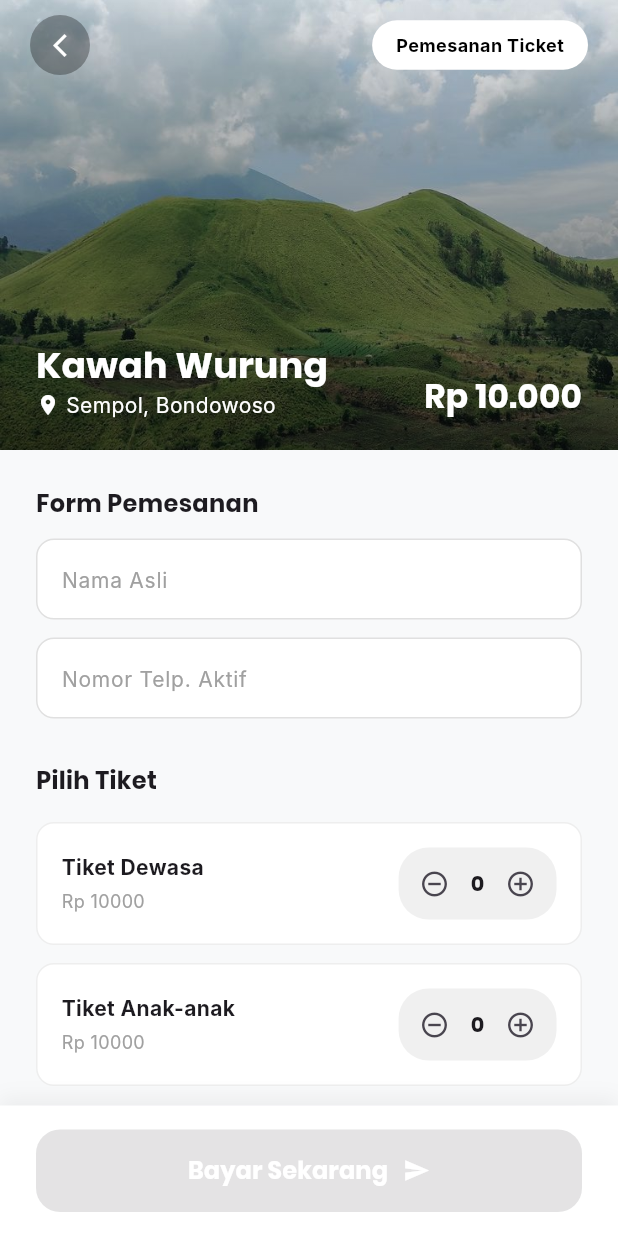
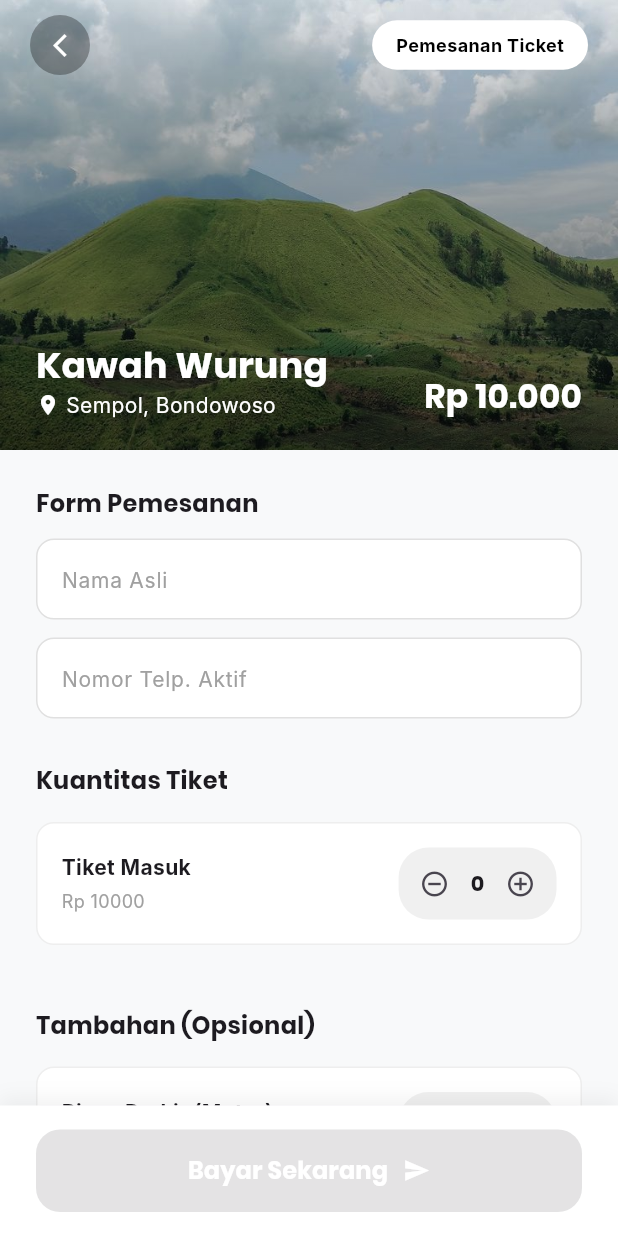
Before and after one commit to milazaey/NAVENTURE, a Flutter app: the BookingPage screen opened directly with sample values from the repository, on a phone screen of 412 x 824 dp. Run offline on Flutter 3.47's test engine with Material 3 defaults, Android fonts, the phone set to English and light mode, and no system bars; Roboto replaces fonts that are missing (Inter).

Commit message:
revisian pt1

```diff
--- a/lib/models/ticket_model.dart
+++ b/lib/models/ticket_model.dart
@@ -2,8 +2,7 @@ class Ticket {
   final String id;
   final String title;
   final String location;
-  final int adultCount;
-  final int childCount;
+  final int adultCount; // Sekarang ini merepresentasikan total tiket utama
   final int motorCount;
   final int carCount;
   final int guideCount;
@@ -14,7 +13,7 @@ class Ticket {
     required this.title,
     required this.location,
     required this.adultCount,
-    required this.childCount,
+    // childCount udah dihapus dari sini
     required this.motorCount,
     required this.carCount,
     required this.guideCount,
--- a/lib/pages/main/booking_page.dart
+++ b/lib/pages/main/booking_page.dart
@@ -14,17 +14,15 @@ class BookingPage extends StatefulWidget {
 
 class _BookingPageState extends State<BookingPage> {
   // Logic perhitungan
-  int adultCount = 0;
-  int childCount = 0;
+  int adultCount = 0; // Sekarang ini merepresentasikan total tiket masuk utama
   int motorCount = 0;
   int carCount = 0;
   int guideCount = 0;
 
-  // 2. Deklarasi variabel harga (nanti diisi di initState)
+  // Deklarasi variabel harga
   late int adultPrice;
-  late int childPrice;
 
-  // Harga tambahan biasanya tetap, tapi bisa lo sesuaikan
+  // Harga tambahan
   int motorPrice = 5000;
   int carPrice = 10000;
   int guidePrice = 100000;
@@ -32,10 +30,8 @@ class _BookingPageState extends State<BookingPage> {
   @override
   void initState() {
     super.initState();
-    // Kita hapus titiknya dulu (kalo ada) baru diubah ke angka.
-    // Kalo tulisannya "Gratis", tryParse bakal gagal dan otomatis kasih angka 0.
+    // Hapus titiknya dulu (kalo ada) baru diubah ke angka.
     adultPrice = int.tryParse(widget.wisata.price.replaceAll('.', '')) ?? 0;
-    childPrice = adultPrice; // Samain harganya atau kasih logika diskon di sini
   }
 
   // State buat milih metode pembayaran
@@ -43,7 +39,6 @@ class _BookingPageState extends State<BookingPage> {
 
   int get totalHarga {
     return (adultCount * adultPrice) +
-        (childCount * childPrice) +
         (motorCount * motorPrice) +
         (carCount * carPrice) +
         (guideCount * guidePrice);
@@ -52,9 +47,7 @@ class _BookingPageState extends State<BookingPage> {
   @override
   Widget build(BuildContext context) {
     return Scaffold(
-      backgroundColor: const Color(
-        0xFFF8F9FA,
-      ), // Biar background agak abu kayak di desain
+      backgroundColor: const Color(0xFFF8F9FA),
       body: Stack(
         children: [
           // --- KONTEN UTAMA ---
@@ -126,7 +119,6 @@ class _BookingPageState extends State<BookingPage> {
                               ),
                             ],
                           ),
-                          // Pakai adultPrice (int) buat pengecekan, bukan widget.wisata.price (String)
                           Text(
                             adultPrice == 0
                                 ? 'Gratis'
@@ -163,9 +155,9 @@ class _BookingPageState extends State<BookingPage> {
 
                       const SizedBox(height: 30),
 
-                      // 3. Pilih Tiket
+                      // 3. Pilih Tiket (Sisa 1 doang sekarang)
                       Text(
-                        'Pilih Tiket',
+                        'Kuantitas Tiket',
                         style: poppinsText.copyWith(
                           fontWeight: FontWeight.bold,
                           fontSize: 16,
@@ -173,20 +165,10 @@ class _BookingPageState extends State<BookingPage> {
                       ),
                       const SizedBox(height: 16),
                       _buildCounterItem(
-                        'Tiket Dewasa',
-                        adultPrice == 0
-                            ? 'Gratis'
-                            : 'Rp $adultPrice', // GANTI DI SINI
+                        'Tiket Masuk', // Namanya diganti biar general
+                        adultPrice == 0 ? 'Gratis' : 'Rp $adultPrice',
                         adultCount,
                         (val) => setState(() => adultCount = val),
-                      ),
-                      _buildCounterItem(
-                        'Tiket Anak-anak',
-                        childPrice == 0
-                            ? 'Gratis'
-                            : 'Rp $childPrice', // GANTI DI SINI
-                        childCount,
-                        (val) => setState(() => childCount = val),
                       ),
                       const SizedBox(height: 30),
 
@@ -220,7 +202,7 @@ class _BookingPageState extends State<BookingPage> {
 
                       const SizedBox(height: 30),
 
-                      // 5. Metode Pembayaran (BARU)
+                      // 5. Metode Pembayaran
                       Text(
                         'Metode Pembayaran',
                         style: poppinsText.copyWith(
@@ -262,7 +244,7 @@ class _BookingPageState extends State<BookingPage> {
 
                       const SizedBox(height: 30),
 
-                      // 6. Rincian Pembayaran (BARU)
+                      // 6. Rincian Pembayaran
                       Text(
                         'Rincian Pembayaran',
                         style: poppinsText.copyWith(
@@ -281,14 +263,9 @@ class _BookingPageState extends State<BookingPage> {
                         child: Column(
                           children: [
                             _buildSummaryRow(
-                              'Tiket Dewasa',
+                              'Tiket Masuk',
                               adultCount,
                               adultPrice,
-                            ),
-                            _buildSummaryRow(
-                              'Tiket Anak-anak',
-                              childCount,
-                              childPrice,
                             ),
                             _buildSummaryRow(
                               'Biaya Parkir (Motor)',
@@ -329,9 +306,7 @@ class _BookingPageState extends State<BookingPage> {
                         ),
                       ),
 
-                      const SizedBox(
-                        height: 100,
-                      ), // Spasi bawah biar konten nggak ketutup tombol
+                      const SizedBox(height: 100), // Spasi bawah
                     ],
                   ),
                 ),
@@ -405,34 +380,29 @@ class _BookingPageState extends State<BookingPage> {
                 borderRadius: BorderRadius.circular(16),
               ),
             ),
-
-            // booking_page.dart
-            onPressed: (adultCount + childCount == 0)
-                ? null // Tombol jadi abu-abu/mati kalau belum pilih tiket
+            // Tombol mati kalau adultCount masih 0
+            onPressed: (adultCount == 0)
+                ? null
                 : () {
                     final tiketBaru = Ticket(
                       id: 'NAV-${DateTime.now().millisecondsSinceEpoch.toString().substring(8)}',
                       title: widget.wisata.name,
                       location: widget.wisata.location,
                       adultCount: adultCount,
-                      childCount: childCount,
+                      // childCount dihapus dari model
                       motorCount: motorCount,
                       carCount: carCount,
                       guideCount: guideCount,
                       isActive: true,
                     );
-                    // Masukin tiket yang barusan dibikin ke dalam list penyimpanan!
+
                     mockTickets.add(tiketBaru);
 
-                    // Kodingan pindah halamannya:
                     Navigator.push(
                       context,
                       MaterialPageRoute(
                         builder: (context) => SuccessPage(
-                          // 1. Lempar total harganya
                           totalBayar: totalHarga,
-
-                          // 2. Lempar metode pembayarannya PAKE VARIABELgit
                           paymentMethod: selectedPayment,
                         ),
                       ),
@@ -459,8 +429,7 @@ class _BookingPageState extends State<BookingPage> {
     );
   }
 
-  // WIDGET BANTUAN DI BAWAH SINI
-
+  // WIDGET BANTUAN
   Widget _buildTextField(String hint) {
     return Container(
       decoration: BoxDecoration(
@@ -543,7 +512,6 @@ class _BookingPageState extends State<BookingPage> {
     );
   }
 
-  // Widget baru buat milih metode pembayaran
   Widget _buildPaymentMethod(String name, IconData icon, Color iconColor) {
     bool isSelected = selectedPayment == name;
     return GestureDetector(
@@ -572,7 +540,6 @@ class _BookingPageState extends State<BookingPage> {
               ),
             ),
             const Spacer(),
-            // Lingkaran Radio Button
             Container(
               width: 18,
               height: 18,
@@ -602,10 +569,9 @@ class _BookingPageState extends State<BookingPage> {
     );
   }
 
-  // Widget baru buat nge-print baris rincian pembayaran
   Widget _buildSummaryRow(String title, int count, int price) {
     if (count == 0) {
-      return const SizedBox(); // Kalau kuantitas 0, barisnya sembunyi
+      return const SizedBox();
     }
     return Padding(
       padding: const EdgeInsets.only(bottom: 12),
--- a/lib/pages/main/ticket_page.dart
+++ b/lib/pages/main/ticket_page.dart
@@ -171,10 +171,6 @@ class TicketPage extends StatelessWidget {
                           subTextColor,
                         ),
                         _buildTicketInfo(
-                          'Tiket Anak-anak: x${ticket.childCount}',
-                          subTextColor,
-                        ),
-                        _buildTicketInfo(
                           'Parkir (Motor): x${ticket.motorCount}',
                           subTextColor,
                         ),
```
Also changed, not shown: lib/pages/auth/login_page.dart (+58 -24 lines), lib/pages/auth/register_page.dart (+81 -14 lines).
